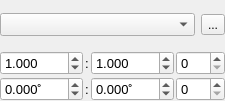
Qt form plugins/Interferometry/Interferometry1.ui (NeutrinoToolkit/Neutrino) before a commit.
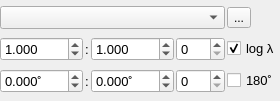
The same form after that commit. Icons and pictures are not drawn.

Commit message: fix interferometry crash

What changed in the file:
```diff
--- a/plugins/Interferometry/Interferometry1.ui
+++ b/plugins/Interferometry/Interferometry1.ui
@@ -6,14 +6,14 @@
    <rect>
     <x>0</x>
     <y>0</y>
-    <width>201</width>
+    <width>241</width>
     <height>101</height>
    </rect>
   </property>
   <property name="windowTitle">
    <string>Form</string>
   </property>
-  <layout class="QGridLayout" name="gridLayout" rowstretch="0,0,0" columnstretch="1,0,1,0">
+  <layout class="QGridLayout" name="gridLayout" rowstretch="0,0,0" columnstretch="1,0,1,0,0">
    <property name="leftMargin">
     <number>0</number>
    </property>
@@ -101,17 +101,6 @@
         </property>
        </widget>
       </item>
-      <item>
-       <widget class="QToolButton" name="doit">
-        <property name="text">
-         <string>...</string>
-        </property>
-        <property name="icon">
-         <iconset resource="../../resources/icons/icons.qrc">
-          <normaloff>:/icons/run.png</normaloff>:/icons/run.png</iconset>
-        </property>
-       </widget>
-      </item>
      </layout>
     </widget>
    </item>
@@ -240,7 +229,57 @@
       <string>:</string>
      </property>
      <property name="alignment">
-      <set>Qt::AlignCenter</set>
+      <set>Qt::AlignmentFlag::AlignCenter</set>
+     </property>
+    </widget>
+   </item>
+   <item row="1" column="4">
+    <widget class="QCheckBox" name="logLambda">
+     <property name="font">
+      <font>
+       <pointsize>10</pointsize>
+      </font>
+     </property>
+     <property name="toolTip">
+      <string>Interfringe values spaced geometrically (the same relative step everywhere: the filter accepts a relative mismatch, about 20% for damp 1), otherwise linearly (a wide range had a coarse step for the dense fringes: lower contrast and phase errors between the values)</string>
+     </property>
+     <property name="text">
+      <string>log λ</string>
+     </property>
+     <property name="checked">
+      <bool>true</bool>
+     </property>
+     <property name="neutrinoSave" stdset="0">
+      <bool>true</bool>
+     </property>
+    </widget>
+   </item>
+   <item row="2" column="4">
+    <widget class="QCheckBox" name="angle180">
+     <property name="font">
+      <font>
+       <pointsize>10</pointsize>
+      </font>
+     </property>
+     <property name="toolTip">
+      <string>The angles scanned over 180˚ around the carrier, from -90˚ in steps of 180˚/number, without min and max: the two ends of a scan from -90˚ to 90˚ are the same orientation (two filters pointing the opposite way, conjugate phases) and with them the same angle is computed twice</string>
+     </property>
+     <property name="text">
+      <string>180˚</string>
+     </property>
+     <property name="neutrinoSave" stdset="0">
+      <bool>true</bool>
+     </property>
+    </widget>
+   </item>
+   <item row="0" column="4">
+    <widget class="QToolButton" name="doit">
+     <property name="text">
+      <string>...</string>
+     </property>
+     <property name="icon">
+      <iconset>
+       <normaloff>:/icons/run.png</normaloff>:/icons/run.png</iconset>
      </property>
     </widget>
    </item>
```
Left out of the diff: 9 changed lines with no effect on the pictures. The commit also changes 10 other files.
